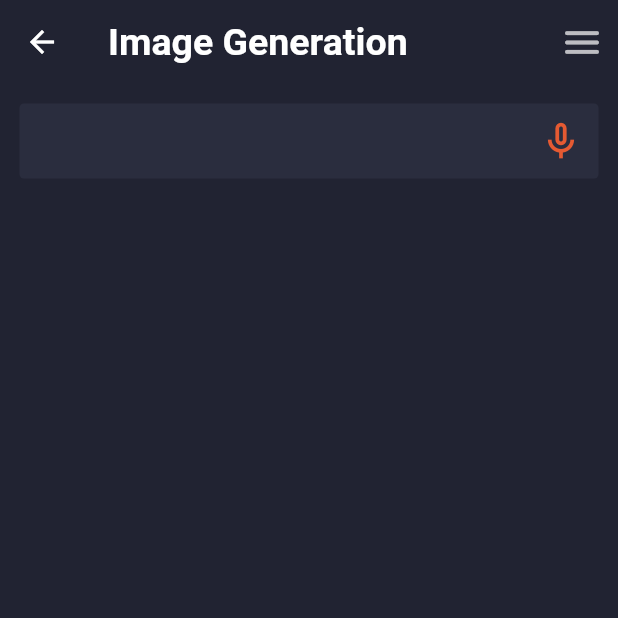
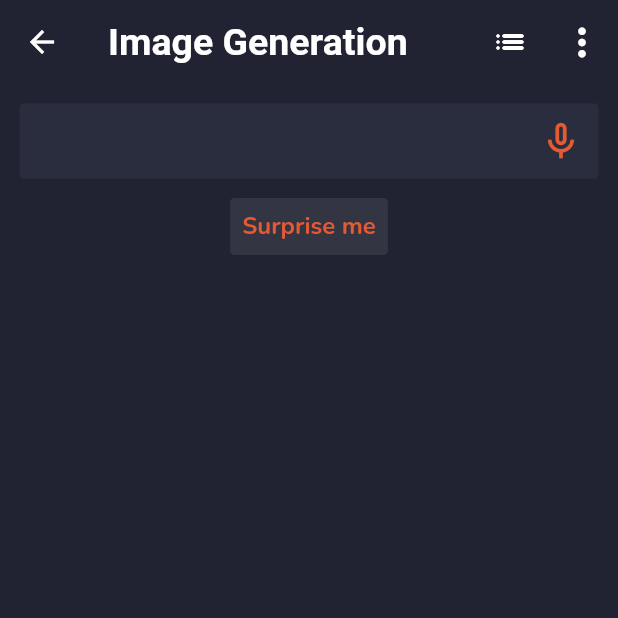
Before and after one commit to PRADIPTA02/chatgpt-android-clone, a Flutter app: the ImageGenerateScreen screen opened directly, on a phone screen of 412 x 824 dp, the top half of it. Run offline on Flutter 3.47's test engine with Material 2 defaults, Android fonts, the phone set to English and light mode, and no system bars; drawn by our look-alikes of avatar_glow; our stand-ins replace animated_text_kit, cloud_firestore, connectivity, firebase_auth, firebase_core, flutter_otp_text_field and 7 more; missing offline and left inert: animated_snack_bar, flutter_list_view; accounts and stored records are empty.

Commit message:
image-generation

```diff
--- a/lib/main.dart
+++ b/lib/main.dart
@@ -66,7 +66,7 @@ class MyApp extends StatelessWidget {
           theme: ThemeData(
             primarySwatch: Colors.blue,
           ),
-          home:  const AuthScren(),)
-    );
+          home: const AuthScren(),
+        ));
   }
 }
--- a/lib/providers/image_generation_provider.dart
+++ b/lib/providers/image_generation_provider.dart
@@ -1,17 +1,25 @@
+// ignore_for_file: non_constant_identifier_names
+
 import 'dart:convert';
+import 'dart:math';
 import 'package:flutter/material.dart';
 import 'package:http/http.dart' as http;
+import '../CommonWidgets/custom_snakebar.dart';
 import '../models/image_model.dart';
 import 'package:speech_to_text/speech_recognition_result.dart';
 import 'package:speech_to_text/speech_to_text.dart';
 
 class ImageGenerationProvider with ChangeNotifier {
-  SpeechToText _speechToText = SpeechToText();
+  final SpeechToText _speechToText = SpeechToText();
   bool _is_image_loading = false;
   bool _is_speaking = false;
   bool _is_avalable = false;
   bool _isTyping = false;
-  int _number_of_images = 10;
+  int _number_of_images = 1;
+  String _size_of_images = '256x256';
+  String _get_image_view_type = "List";
+  String get GetImageViewType => _get_image_view_type;
+  String get SizeOfImages => _size_of_images;
   List<Images> _images = [];
   final _image_input_controller = TextEditingController();
   TextEditingController get ImageInputControler => _image_input_controller;
@@ -20,6 +28,18 @@ class ImageGenerationProvider with ChangeNotifier {
   bool get isImageLoading => _is_image_loading;
   bool get isTyping => _isTyping;
   bool get isSpeaking => _is_speaking;
+  final List<String> topImageGenerationSuggetion = [
+    "earth reviving after human extinction, a new beginning, nature taking over buildings, animal kingdom, harmony, peace, earth balanced --version 3 --s 1250 --uplight --ar 4:3 --no text, blur",
+    "earth after human extinction, a new beginning, nature taking back the planet, harmony, peace, earth balanced --version 3 --s 42000 --uplight --ar 4:3 --no text, blur, people, humans, pollution",
+    "Freeform ferrofluids, beautiful dark chaos, swirling black frequency --ar 3:4 --iw 9 --q 2 --s 1250",
+    "a home built in a huge Soap bubble, windows, doors, porches, awnings, middle of SPACE, cyberpunk lights, Hyper Detail, 8K, HD, Octane Rendering, Unreal Engine, V-Ray, full hd -- s5000 --uplight --q 3 --stop 80--w 0.5 --ar 1:3",
+    "photo of an extremely cute alien fish swimming an alien habitable underwater planet, coral reefs, dream-like atmosphere, water, plants, peaceful, serenity, calm ocean, tansparent water, reefs, fish, coral, inner peace, awareness, silence, nature, evolution --version 3 --s 42000 --uplight --ar 4:3 --no text, blur",
+    "ossuary cemetary segmented shelves overgrown, graveyard, vertical shelves, zdzisław beksiński, hr giger, mystical occult symbol in real life, high detail, green fog --ar 9:16 --iw 1",
+    "Rubber Duck Aliens visiting the Earth for the first time, hyper-realistic, cinematic, detailed --ar 16:9",
+    "noir detective mr. Rubber Duck. Smoke, rain, moustache and bravery. He can solve any puzzle. But can't beat his inner demons. Expressive dark matte gouche painting. --ar 4:5",
+    "Reunion of man, team, squad, cyberpunk, abstract, full hd render + 3d octane render +4k UHD + immense detail + dramatic lighting + well lit + black, purple, blue, pink, cerulean, teal, metallic colours, + fine details + octane render + 8k",
+    "rubber duck duke ellington. Harlem jazz club. Singing. Mic. Ambience",
+  ];
   void getImages(String name) async {
     _images = [];
     setImageLoading();
@@ -34,7 +54,7 @@ class ImageGenerationProvider with ChangeNotifier {
         headers: header,
         body: jsonEncode({
           "n": _number_of_images,
-          "size": "256x256",
+          "size": _size_of_images,
           "prompt": name,
         }));
     if (response.statusCode == 200) {
@@ -45,12 +65,38 @@ class ImageGenerationProvider with ChangeNotifier {
       }
       setImageLoading();
       onChangeTextInput("");
+      setImageLoading();
     }
+    else{
+    }
+    setImageLoading();
     notifyListeners();
   }
 
+  void giveRandomImageSuggetion() {
+    final random = Random();
+    final randomIndex = random.nextInt(topImageGenerationSuggetion.length);
+    final randomString = topImageGenerationSuggetion[randomIndex];
+    _image_input_controller.text = randomString;
+    _isTyping = true;
+    notifyListeners();
+  }
+  void changeImageViewType(String type){
+    _get_image_view_type = type;
+    notifyListeners();
+  }
   void onChangeTextInput(String text) {
     _isTyping = text != "" ? true : false;
+    notifyListeners();
+  }
+
+  void setSizeOfImages(String size) {
+    _size_of_images = size;
+    notifyListeners();
+  }
+
+  void setNumberOfImages(int num) {
+    _number_of_images = num;
     notifyListeners();
   }
 
@@ -69,6 +115,7 @@ class ImageGenerationProvider with ChangeNotifier {
     if (_is_avalable) {
       _speechToText.listen(
         onResult: _onSpeechResult,
+        partialResults: false
       );
     }
     notifyListeners();
@@ -77,8 +124,10 @@ class ImageGenerationProvider with ChangeNotifier {
   void stopListening() async {
     await _speechToText.stop();
     _is_speaking = false;
-    _isTyping = true;
-    getImages(_image_input_controller.text);
+    if (_image_input_controller.text != "") {
+      _image_input_controller.text = _image_input_controller.text;
+      _isTyping = true;
+    }
     notifyListeners();
   }
 
--- a/lib/screens/imageGenerationScreen/image_generate_screen.dart
+++ b/lib/screens/imageGenerationScreen/image_generate_screen.dart
@@ -1,8 +1,9 @@
+import 'package:chatgpt/screens/imageGenerationScreen/image_option_dialog.dart';
 import 'package:chatgpt/screens/imageGenerationScreen/text_input.dart';
 import 'package:flutter/material.dart';
 import 'package:flutter/services.dart';
+import 'package:google_fonts/google_fonts.dart';
 import 'package:provider/provider.dart';
-
 import '../../util/constants/constants.dart';
 import '../../providers/image_generation_provider.dart';
 import 'image_frame.dart';
@@ -16,20 +17,73 @@ class ImageGenerateScreen extends StatelessWidget {
       appBar: AppBar(
         backgroundColor: bgColor,
         elevation: 0,
-        title: Text(
+        title: const Text(
           "Image Generation",
           style: TextStyle(fontSize: 25, fontWeight: FontWeight.bold),
         ),
         actions: [
+          Consumer<ImageGenerationProvider>(
+              builder: (context, value, child) => PopupMenuButton<String>(
+                    color: bgColor,
+                    icon: value.GetImageViewType == 'grid'
+                        ? const Icon(
+                            Icons.grid_view,
+                            color: Colors.white,
+                          )
+                        : const Icon(
+                            Icons.list_rounded,
+                            color: Colors.white,
+                          ),
+                    position: PopupMenuPosition
+                        .under, // Icon for the popup menu button
+                    onSelected: (newValue) {
+                      value.changeImageViewType(newValue);
+                    },
+                    itemBuilder: (BuildContext context) => [
+                      PopupMenuItem<String>(
+                        value: 'grid',
+                        child: Row(
+                          children: [
+                            Icon(
+                              Icons.grid_view,
+                              color: value.GetImageViewType == 'grid'
+                                  ? Colors.white
+                                  : Colors.white70,
+                            ),
+                          ],
+                        ),
+                      ),
+                      PopupMenuItem<String>(
+                        value: 'list',
+                        child: Row(
+                          children: [
+                            Icon(
+                              Icons.list_rounded,
+                              color: value.GetImageViewType == 'grid'
+                                  ? Colors.white70
+                                  : Colors.white,
+                            ),
+                          ],
+                        ),
+                      ),
+                    ],
+                  )),
           IconButton(
-              onPressed: () => {},
-              icon: Icon(
-                Icons.menu_rounded,
+              onPressed: () {
+                showDialog(
+                  context: context,
+                  builder: (BuildContext context) {
+                    return const ImageOptionDialog();
+                  },
+                );
+              },
+              icon: const Icon(
+                Icons.more_vert_rounded,
+                color: Colors.white,
                 size: 30,
-                color: Colors.white70,
-              )),
+              ))
         ],
-        systemOverlayStyle: SystemUiOverlayStyle(
+        systemOverlayStyle: const SystemUiOverlayStyle(
           statusBarColor: Colors.transparent,
         ),
       ),
@@ -38,19 +92,43 @@ class ImageGenerateScreen extends StatelessWidget {
         builder: (context, value, child) => Padding(
           padding: const EdgeInsets.all(8.0),
           child: Column(children: [
+            const Padding(
+              padding: EdgeInsets.all(5.0),
+              child: SearchTextInput(),
+            ),
             Padding(
-              padding: const EdgeInsets.all(5.0),
-              child: SearchTextInput(),
+              padding: const EdgeInsets.all(8.0),
+              child: InkWell(
+                onTap: value.giveRandomImageSuggetion,
+                child: Container(
+                  padding: const EdgeInsets.all(8),
+                  decoration: const BoxDecoration(
+                      color: cglasscolor,
+                      borderRadius: BorderRadius.all(Radius.circular(3))),
+                  child: Text(
+                    'Surprise me',
+                    style: GoogleFonts.nunito(
+                        color: cgSecondary,
+                        fontWeight: FontWeight.bold,
+                        fontSize: 16),
+                  ),
+                ),
+              ),
             ),
             Expanded(
               child: Padding(
                 padding: const EdgeInsets.all(8.0),
                 child: GridView.builder(
                     itemCount: value.AllImages.length,
-                    physics: BouncingScrollPhysics(
-                        decelerationRate: ScrollDecelerationRate.fast),
+                    physics: const BouncingScrollPhysics(
+                        decelerationRate: ScrollDecelerationRate.normal),
                     gridDelegate: SliverGridDelegateWithFixedCrossAxisCount(
-                        crossAxisCount: 2),
+                        crossAxisCount:
+                            value.GetImageViewType == 'grid' ? 2 : 1,
+                        childAspectRatio:
+                            value.GetImageViewType == 'list' ? 1.5 : 1.0,
+                        mainAxisExtent: MediaQuery.of(context).size.height*0.40
+                            ),
                     itemBuilder: (BuildContext context, index) =>
                         ImageFrame(url: value.AllImages[index].url)),
               ),
--- a/lib/screens/imageGenerationScreen/text_input.dart
+++ b/lib/screens/imageGenerationScreen/text_input.dart
@@ -11,58 +11,58 @@ class SearchTextInput extends StatelessWidget {
 
   @override
   Widget build(BuildContext context) {
-    final _imageGenerationProvider =
+    final imageGenerationProvider =
         Provider.of<ImageGenerationProvider>(context, listen: true);
-    final spinKit = SpinKitThreeBounce(
+    const spinKit = SpinKitThreeBounce(
       color: Colors.white70,
       size: 20.00,
     );
 
     return Consumer<ImageGenerationProvider>(
       builder: (context, value, child) => TextField(
-        style: TextStyle(fontSize: 20, color: Colors.white70),
+        style: const TextStyle(fontSize: 20, color: Colors.white70),
         minLines: 1,
         maxLines: 5,
-        controller: _imageGenerationProvider.ImageInputControler,
-        onChanged: _imageGenerationProvider.onChangeTextInput,
+        controller: imageGenerationProvider.ImageInputControler,
+        onChanged: imageGenerationProvider.onChangeTextInput,
         cursorColor: cgSecondary,
         decoration: InputDecoration(
           isDense: true,
           isCollapsed: true,
-          contentPadding: EdgeInsets.only(top: 8, bottom: 1, left: 5),
-          suffixIcon: _imageGenerationProvider.isTyping
-              ? !_imageGenerationProvider.isImageLoading
+          contentPadding: const EdgeInsets.only(top: 8, bottom: 1, left: 5),
+          suffixIcon: imageGenerationProvider.isTyping
+              ? !imageGenerationProvider.isImageLoading
                   ? IconButton(
                       onPressed: () => {
-                            _imageGenerationProvider.getImages(
-                                _imageGenerationProvider
+                            imageGenerationProvider.getImages(
+                                imageGenerationProvider
                                     .ImageInputControler.text),
-                            _imageGenerationProvider.ImageInputControler
+                            imageGenerationProvider.ImageInputControler
                                 .clear(),
                             FocusManager.instance.primaryFocus?.unfocus(),
                           },
-                      icon: Icon(Icons.send_rounded,
+                      icon: const Icon(Icons.send_rounded,
                           size: 30, color: cgSecondary))
                   : spinKit
               : AvatarGlow(
                   glowColor: Colors.blue,
                   endRadius: 25.0,
-                  duration: Duration(milliseconds: 2000),
+                  duration: const Duration(milliseconds: 2000),
                   repeat: true,
                   showTwoGlows: true,
                   animate: value.isSpeaking,
-                  repeatPauseDuration: Duration(milliseconds: 100),
+                  repeatPauseDuration: const Duration(milliseconds: 100),
                   child: IconButton(
                       splashColor: Colors.transparent,
                       onPressed: () => {
                             value.startListening(),
                           },
-                      icon: Icon(
+                      icon: const Icon(
                         Icons.mic_none_outlined,
                         size: 30,
                         color: cgSecondary,
                       ))),
-          border: OutlineInputBorder(
+          border: const OutlineInputBorder(
               borderRadius: BorderRadius.all(Radius.circular(3)),
               borderSide: BorderSide.none),
           filled: true,
--- a/pubspec.yaml
+++ b/pubspec.yaml
@@ -56,6 +56,7 @@ dependencies:
   share_plus: ^6.3.1
   flutter_otp_text_field: ^1.1.1
   cloud_firestore: ^4.8.0
+  image_picker: ^0.8.7+5
 dev_dependencies:
   hive_flutter: ^1.1.0
   build_runner: ^2.3.3
```
Also changed, not shown: lib/screens/accountInfo/account_info.dart (+16 -2 lines), lib/screens/auth/common/user_details_form.dart (added, +143 -0 lines), lib/screens/auth/user_details_form/user_details_form.dart (added, +17 -0 lines), lib/screens/imageGenerationScreen/image_frame.dart (+24 -5 lines), lib/screens/imageGenerationScreen/image_option_dialog.dart (added, +112 -0 lines), lib/screens/imageGenerationScreen/image_view_option_button.dart (added, +36 -0 lines), pubspec.lock. Lines whose indentation alone changed are shown as unchanged.
